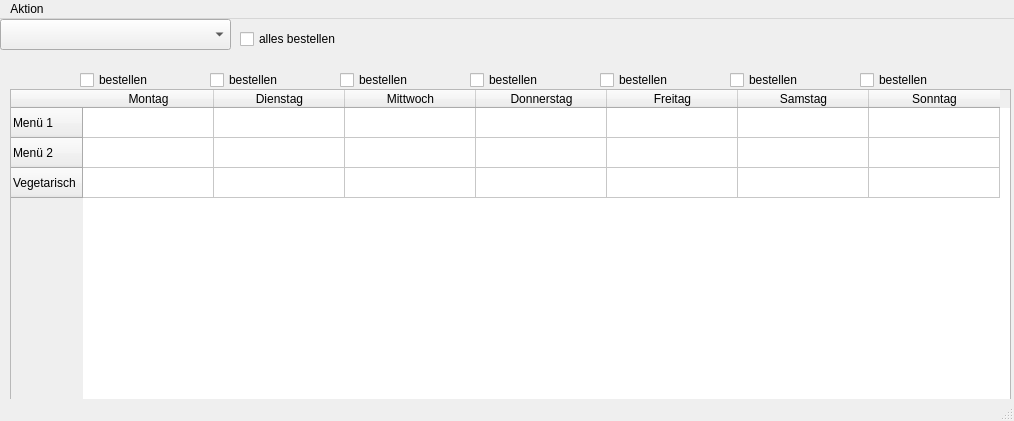
Above: cuedussmann.ui from euklid/cuedussmann before the change. Below: the same form after it.
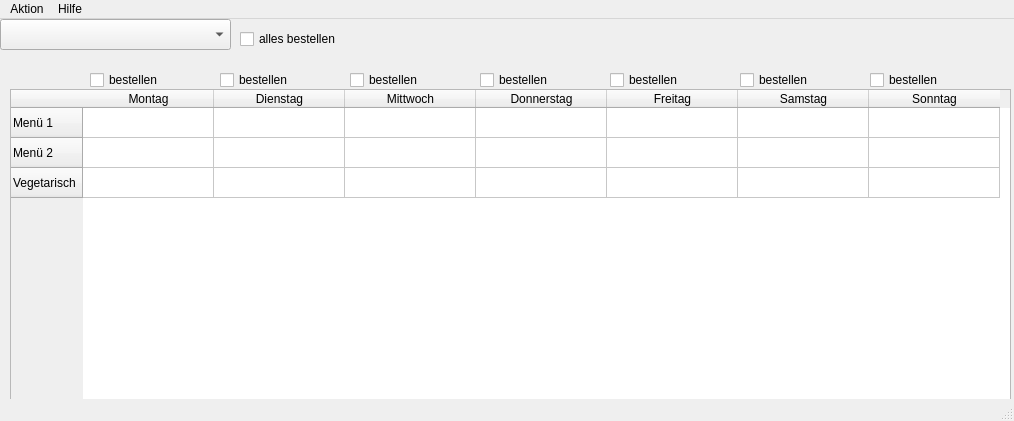
That is the form after the change.

Diff of the .ui file:
```diff
--- a/cuedussmann.ui
+++ b/cuedussmann.ui
@@ -279,7 +279,7 @@
    <widget class="QCheckBox" name="checkBox">
     <property name="geometry">
      <rect>
-      <x>80</x>
+      <x>90</x>
       <y>50</y>
       <width>91</width>
       <height>22</height>
@@ -296,7 +296,7 @@
    <widget class="QCheckBox" name="checkBox_2">
     <property name="geometry">
      <rect>
-      <x>210</x>
+      <x>220</x>
       <y>50</y>
       <width>91</width>
       <height>22</height>
@@ -313,7 +313,7 @@
    <widget class="QCheckBox" name="checkBox_3">
     <property name="geometry">
      <rect>
-      <x>340</x>
+      <x>350</x>
       <y>50</y>
       <width>96</width>
       <height>22</height>
@@ -330,7 +330,7 @@
    <widget class="QCheckBox" name="checkBox_4">
     <property name="geometry">
      <rect>
-      <x>470</x>
+      <x>480</x>
       <y>50</y>
       <width>96</width>
       <height>22</height>
@@ -347,7 +347,7 @@
    <widget class="QCheckBox" name="checkBox_5">
     <property name="geometry">
      <rect>
-      <x>600</x>
+      <x>610</x>
       <y>50</y>
       <width>96</width>
       <height>22</height>
@@ -364,7 +364,7 @@
    <widget class="QCheckBox" name="checkBox_6">
     <property name="geometry">
      <rect>
-      <x>730</x>
+      <x>740</x>
       <y>50</y>
       <width>96</width>
       <height>22</height>
@@ -381,7 +381,7 @@
    <widget class="QCheckBox" name="checkBox_7">
     <property name="geometry">
      <rect>
-      <x>860</x>
+      <x>870</x>
       <y>50</y>
       <width>96</width>
       <height>22</height>
@@ -435,7 +435,16 @@
     <addaction name="actionEssen_bestellen_lassen"/>
     <addaction name="actionSpeiseplan_drucken"/>
    </widget>
+   <widget class="QMenu" name="menu_ber">
+    <property name="title">
+     <string>Hilfe</string>
+    </property>
+    <addaction name="actionBedienungshinweise"/>
+    <addaction name="action_ber"/>
+    <addaction name="actionAbout_Qt"/>
+   </widget>
    <addaction name="menuAktion"/>
+   <addaction name="menu_ber"/>
   </widget>
   <widget class="QStatusBar" name="statusBar"/>
   <action name="actionUID_PWD_ndern">
```
Left out of the diff: 29 changed lines with no effect on the pictures.
